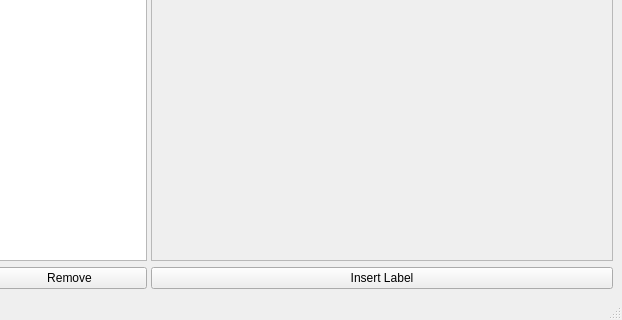
apersaud2018/SPELL, file src/views/SPELLMainWindow.ui: the form before one commit; both pictures show x 178 to 800 and y 342 to 662 of the 800 by 662 pixel window.
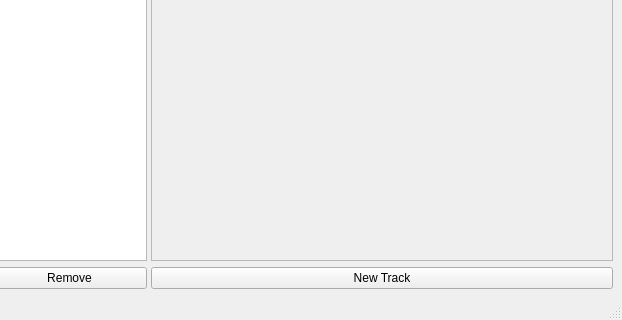
The form after the commit.

Commit message: added a create track button

Diff of the .ui file:
```diff
--- a/src/views/SPELLMainWindow.ui
+++ b/src/views/SPELLMainWindow.ui
@@ -20,7 +20,7 @@
       <property name="orientation">
        <enum>Qt::Horizontal</enum>
       </property>
-      <widget class="QWidget" name="">
+      <widget class="QWidget" name="layoutWidget">
        <layout class="QVBoxLayout" name="verticalLayout_3">
         <item>
          <widget class="QLabel" name="audioFileListLabel">
@@ -56,7 +56,7 @@
         </item>
        </layout>
       </widget>
-      <widget class="QWidget" name="">
+      <widget class="QWidget" name="layoutWidget">
        <layout class="QVBoxLayout" name="rightVLayout" stretch="0,0,0,0">
         <item>
          <layout class="QHBoxLayout" name="horizontalLayout">
@@ -171,7 +171,7 @@
         <item>
          <widget class="QPushButton" name="insertWidgetButton">
           <property name="text">
-           <string>Insert Label</string>
+           <string>New Track</string>
           </property>
          </widget>
         </item>
```
Left out of the diff: 8 changed lines with no effect on the pictures. The commit also changes 4 other files.
